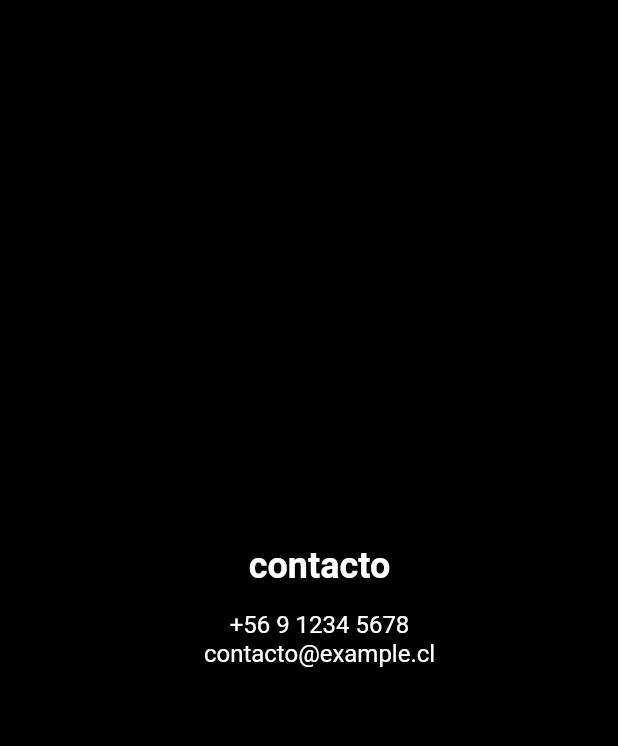
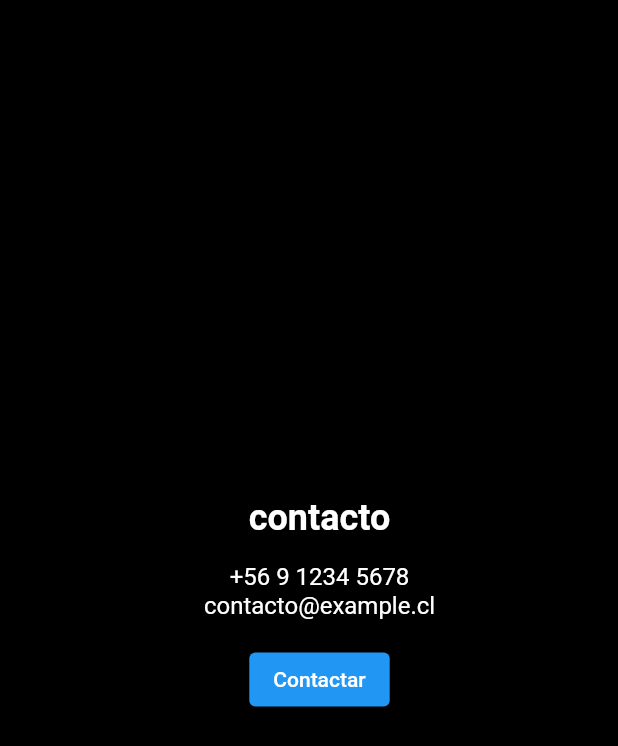
Before and after one commit to JoharOsorio/blog_aumenta_app_example, a Flutter app: the Contact widget shown alone on an empty page, opened directly, on a phone screen of 412 x 824 dp. Shown: the top 746 px of the screen. Run offline on Flutter 3.47's test engine with Material 2 defaults, Android fonts, the light colour scheme and no system bars; network calls fail.

Commit message:
add contact form screen

```diff
--- a/lib/routes/app_routes.dart
+++ b/lib/routes/app_routes.dart
@@ -7,6 +7,7 @@ class AppRoutes{
   static Map<String, Widget Function (BuildContext)> routes = {
     'home-blog': (BuildContext context) => const HomeScreen(),
     'post-detail': (BuildContext context) => const PostDetailScreen(),
+    'contact-form': (BuildContext context) => const ContactFormScreen(),
   };
 
   static Route<dynamic> onGenerateRoute(RouteSettings settings){
--- a/lib/screens/home_blog_screen.dart
+++ b/lib/screens/home_blog_screen.dart
@@ -36,8 +36,7 @@ class HomeScreen extends StatelessWidget {
           Column(
             children: [
               AboutUs(),
-              Contact(),
-              ContactForm()
+              Contact()
             ],
           )
         ],
--- a/lib/screens/screens.dart
+++ b/lib/screens/screens.dart
@@ -1,3 +1,5 @@
-export  'package:blog_aumenta_app_example/screens/post_detail_screen.dart';
+export 'package:blog_aumenta_app_example/widgets/widgets.dart';
+export 'package:blog_aumenta_app_example/screens/post_detail_screen.dart';
 export 'package:blog_aumenta_app_example/screens/home_blog_screen.dart';
 export 'package:blog_aumenta_app_example/screens/error_screen.dart';
+export 'package:blog_aumenta_app_example/screens/contact_form_screen.dart';
--- a/lib/widgets/appbar_widget.dart
+++ b/lib/widgets/appbar_widget.dart
@@ -72,7 +72,7 @@ class AppBarWidget extends StatelessWidget implements PreferredSizeWidget {
                     context: context,
                     builder: (context) {
                       return AlertDialog(
-                        contentPadding: EdgeInsets.all(50),
+                        contentPadding:const  EdgeInsets.all(50),
                         content: const Contact(),
                         backgroundColor: Colors.black,
                         actions: <Widget>[
--- a/lib/widgets/contact_widget.dart
+++ b/lib/widgets/contact_widget.dart
@@ -1,4 +1,3 @@
-import 'package:blog_aumenta_app_example/widgets/widgets.dart';
 import 'package:flutter/material.dart';
 
 class Contact extends StatelessWidget {
@@ -11,13 +10,13 @@ class Contact extends StatelessWidget {
     return Container(
       color: Colors.black,
       width: double.infinity,
-      child: const Padding(
-        padding: EdgeInsets.only(left: 30.0, right: 16.0, top: 16.0, bottom: 32),
+      child: Padding(
+        padding: const EdgeInsets.only(left: 30.0, right: 16.0, top: 16.0, bottom: 32),
         child: Column(
           mainAxisAlignment: MainAxisAlignment.center,
           crossAxisAlignment: CrossAxisAlignment.center,
           children: [
-            Text(
+            const Text(
               'contacto',
               style: TextStyle(
                 fontSize: 24.0,
@@ -25,8 +24,8 @@ class Contact extends StatelessWidget {
                 color: Colors.white,
               ),
             ),
-            SizedBox(height: 16.0),
-            Text(
+            const SizedBox(height: 16.0),
+            const Text(
               '+56 9 1234 5678',
               style: TextStyle(
                 fontSize: 16.0,
@@ -34,7 +33,7 @@ class Contact extends StatelessWidget {
               ),
               textAlign: TextAlign.start,
             ),
-            Text(
+            const Text(
               'contacto@example.cl',
               style: TextStyle(
                 fontSize: 16.0,
@@ -42,6 +41,18 @@ class Contact extends StatelessWidget {
               ),
               textAlign: TextAlign.start,
             ),
+            const SizedBox(height: 16.0),
+            //agrega botton para ir a formulario de contacto
+            ElevatedButton(
+              onPressed: () {
+                //navegará a otra pantalla
+                Navigator.pushNamed(
+                  context,
+                  'contact-form',
+                );
+              },
+              child: const Text('Contactar'),
+            ),
           ],
         ),
       ),
```
Also changed, not shown: lib/screens/contact_form_screen.dart (added, +13 -0 lines).
